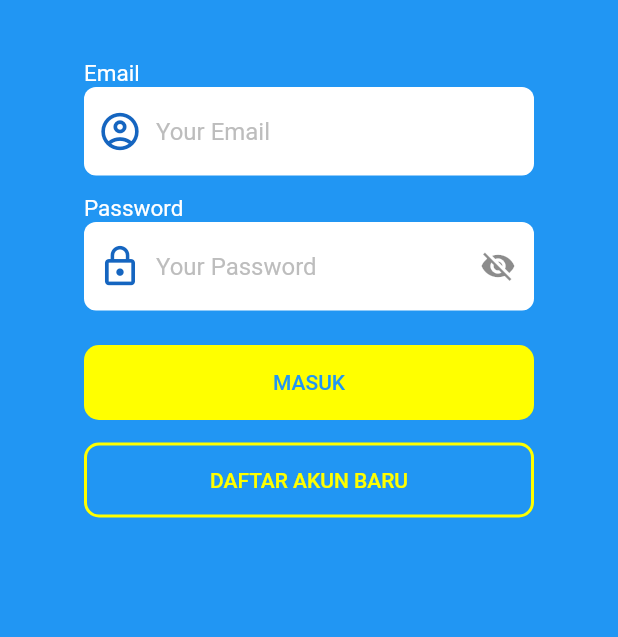
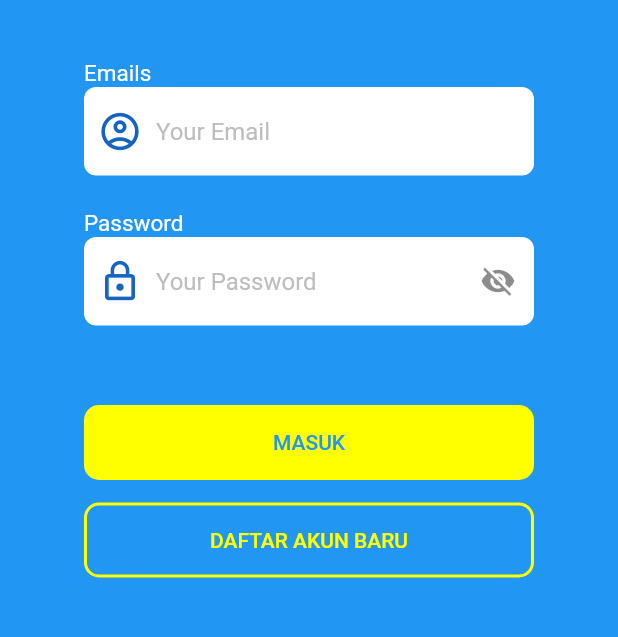
Before and after one commit to Chandra179/Heart_Rate, a Flutter app: the screen it shows after launch, on a phone screen of 412 x 824 dp, the part 210-847 px from its top. Run offline on Flutter 3.47's test engine with Material 2 defaults, Android fonts, the phone set to English and light mode, and no system bars; our stand-ins replace cloud_firestore, firebase_auth, firebase_core, firebase_storage, fl_chart, fluttertoast and 4 more; missing offline and left inert: manual_camera; accounts and stored records are empty.

Commit message:
fix overflow

```diff
--- a/HeartRate/lib/pages/login.dart
+++ b/HeartRate/lib/pages/login.dart
@@ -39,7 +39,9 @@ class _Login extends State<Login> {
   Widget build(BuildContext context) {
     return Scaffold(
       backgroundColor: Colors.blue,
-      body:Center(
+      body:SingleChildScrollView(
+        child: Container(
+          child: Center(
               child: Container(
                 margin: const EdgeInsets.only(top: 70),
                 child: Column(
@@ -51,12 +53,12 @@ class _Login extends State<Login> {
                     ),
                     Container(
                       width: 300,
-                  height: 70,
+                      height: 100,
                       margin: const EdgeInsets.only(top:40),
                       child: Column(
                         crossAxisAlignment: CrossAxisAlignment.start,
                         children: <Widget> [
-                    Text('Email', style: TextStyle(color: Colors.white, fontSize: 15),),
+                        Text('Emails', style: TextStyle(color: Colors.white, fontSize: 15),),
                         TextField(
                           decoration: InputDecoration(
                             hintText: "Your Email",
@@ -82,8 +84,8 @@ class _Login extends State<Login> {
                     ),
                     Container(
                       width: 300,
-                  height: 70,
-                  margin: const EdgeInsets.only(top:20),
+                      height: 100,
+                      margin: const EdgeInsets.only(bottom:30),
                       child: Column(
                         crossAxisAlignment: CrossAxisAlignment.start,
                         children: <Widget> [
@@ -129,7 +131,6 @@ class _Login extends State<Login> {
                     Container(
                       width: 300,
                       height: 50,
-                  margin: const EdgeInsets.only(top: 30),
                       child: FlatButton(
                         child: Text("MASUK", style: TextStyle(color: Colors.blue),),
                         color: Colors.yellowAccent,
@@ -181,6 +182,8 @@ class _Login extends State<Login> {
                 ),
               )
           ),
+        ),
+      ),
     );
   }
 }
```
Also changed, not shown: HeartRate/lib/pages/profile.dart (+23 -22 lines), HeartRate/lib/pages/register.dart (+5 -4 lines). Lines whose indentation alone changed are shown as unchanged.
